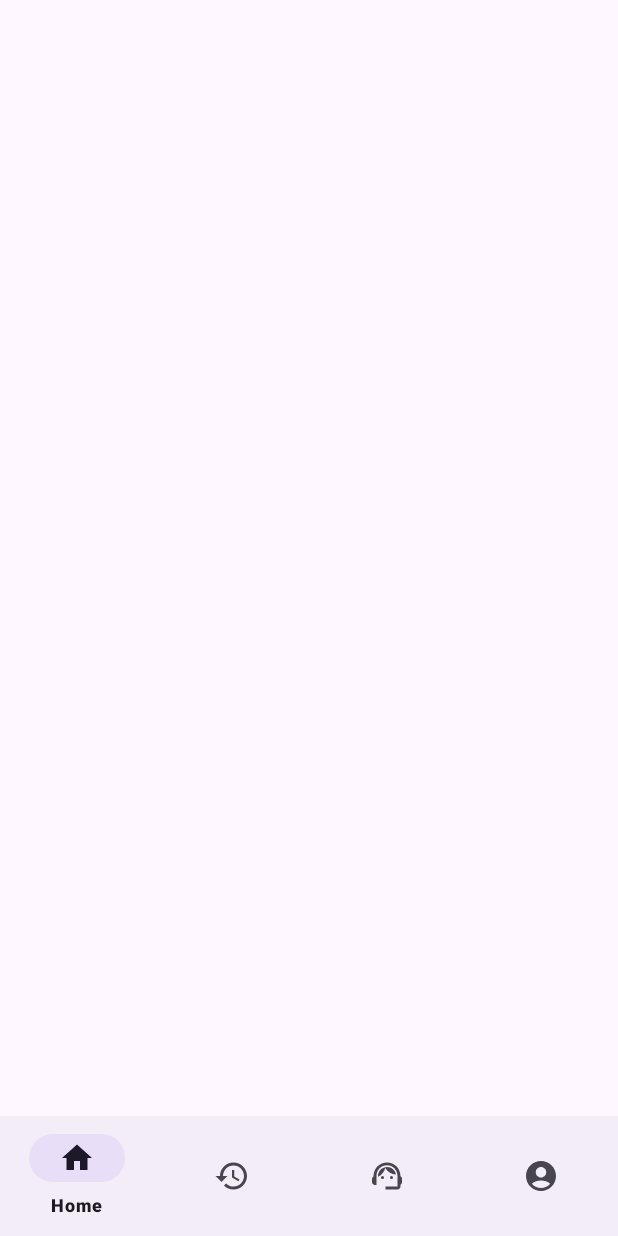
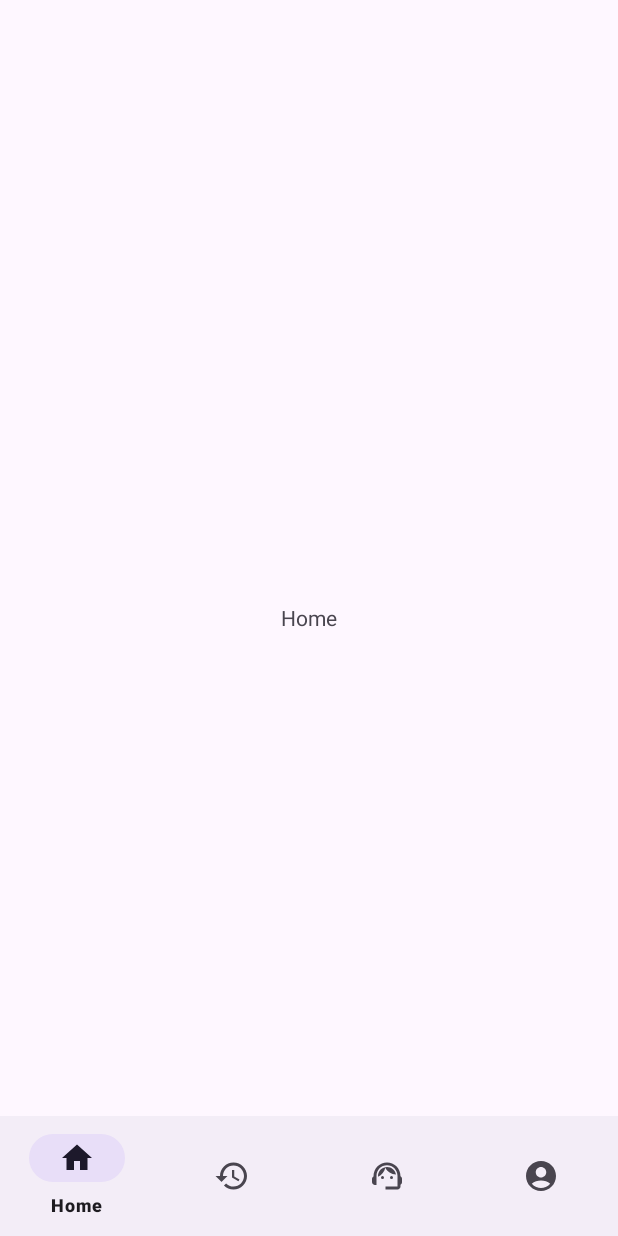
Before and after one commit to Natsu911/mobile-app, an Android app: the screen it shows after launch (MainActivity), on a phone screen of 412 x 824 dp. Run offline under Robolectric (Android 15) with nearby library versions, the phone set to English and light mode, and no system bars; our stand-ins replace navigation-ui.

```diff
--- a/app/src/main/res/layout/activity_main.xml
+++ b/app/src/main/res/layout/activity_main.xml
@@ -10,7 +10,10 @@
         android:layout_width="match_parent"
         android:layout_height="match_parent"
         app:navGraph="@navigation/nav_graph"
+        android:name="androidx.navigation.fragment.NavHostFragment"
         app:defaultNavHost="true" />
+
+<!--    add tem android:name="androidx.navigation.fragment.NavHostFragment"-->
 
     <com.google.android.material.bottomnavigation.BottomNavigationView
         android:id="@+id/bottomNavigationView"
```
